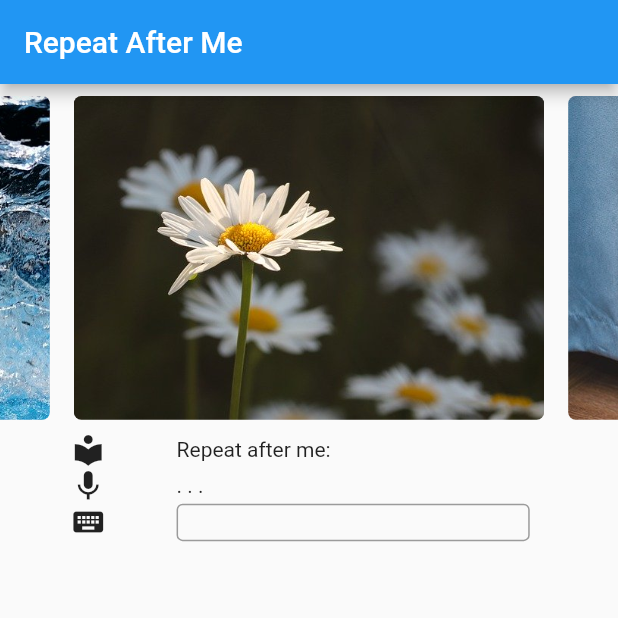
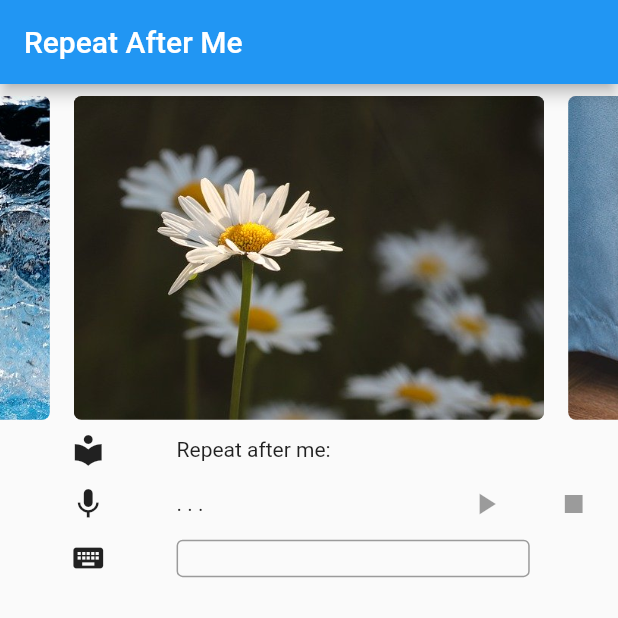
Before and after one commit to lmurta/repeatafterme, a Flutter app: the screen it shows after launch, on a phone screen of 412 x 824 dp, the top half of it. Run offline on Flutter 3.47's test engine with Material 2 defaults, Android fonts, the phone set to English and light mode, and no system bars; our stand-ins replace flutter_tts, getflutter; missing offline and left inert: flutter_speech.

Commit message:
MVP ready

```diff
--- a/lib/main.dart
+++ b/lib/main.dart
@@ -7,8 +7,7 @@ import 'package:flutter_tts/flutter_tts.dart';
 import 'package:flutter_speech/flutter_speech.dart';
 
 void main() {
-  debugDefaultTargetPlatformOverride = TargetPlatform.fuchsia;
-
+//  debugDefaultTargetPlatformOverride = TargetPlatform.fuchsia;
   runApp(MaterialApp(
     home: MyApp(),
   ));
@@ -25,7 +24,7 @@ class MyAppState extends State<MyApp> {
   SpeechRecognition _speech;
   bool _speechRecognitionAvailable = false;
   bool _isListening = false;
-  String transcription = '';
+  //String wordListened ='';
   String _selectedlanguage = 'en-US';
   //String _selectedlanguage = 'it-IT';
 
@@ -182,7 +181,23 @@ class MyAppState extends State<MyApp> {
                 ),
                 Expanded(
                   child: wordListened,
-                  flex: 5,
+                  flex: 3,
+                ),
+                Expanded(
+                  child: IconButton(
+                    icon: Icon(Icons.play_arrow),
+                    onPressed: _speechRecognitionAvailable && !_isListening
+                        ? () => _listenStart()
+                        : null,
+                  ),
+                  flex: 1,
+                ),
+                Expanded(
+                  child: IconButton(
+                    icon: Icon(Icons.stop),
+                    onPressed: _isListening ? () => _listenStop() : null,
+                  ),
+                  flex: 1,
                 ),
               ]),
               Row(children: <Widget>[
@@ -227,40 +242,48 @@ class MyAppState extends State<MyApp> {
   }
 
   void pageChanged(int index) {
-    _speakStop();
+    _listenStop();
     //print("index:" + index.toString());
     setState(() {
       wordText = Text(imageData[index]['word'], style: textStyle);
     });
     _speakText = imageData[index]['word'];
     _speak();
-    new Future.delayed(const Duration(seconds : 5));
+    new Future.delayed(const Duration(seconds: 5));
+  }
+  void onRecognitionResult(String text) {
+    print('_MyAppState.onRecognitionResult... $text');
+    setState(() {
+      wordListened = Text(text, style: textStyle);
+      });
+  }
 
-    _speech.activate(_selectedlanguage).then((_) {
-        _speech.listen().then((result) {
+  void _listenCancel() =>
+      _speech.cancel().then((_) => setState(() => _isListening = false));
+
+  void _listenStop() => _speech.stop().then((_) {
+        setState(() => _isListening = false);
+      });
+  void _listenStart() => _speech.activate(_selectedlanguage).then((_) {
+        return _speech.listen().then((result) {
           print('_MyAppState.start => result $result');
           setState(() {
-            wordListened = Text(result, style: textStyle);
-            //_isListening = result;
+            _isListening = result;
           });
         });
-    });
-
-
-  }
-
+      });
   void onSpeechAvailability(bool result) =>
       setState(() => _speechRecognitionAvailable = result);
   void onRecognitionStarted() {
     setState(() => _isListening = true);
   }
-  void onRecognitionResult(String text) {
-    print('_MyAppState.onRecognitionResult... $text');
-    setState(() => transcription = text);
-  }
+
+
+
   void onRecognitionComplete(String text) {
     print('_MyAppState.onRecognitionComplete... $text');
     setState(() => _isListening = false);
   }
+
   void errorHandler() => activateSpeechRecognizer();
-}//end main class
+} //end main class
```
